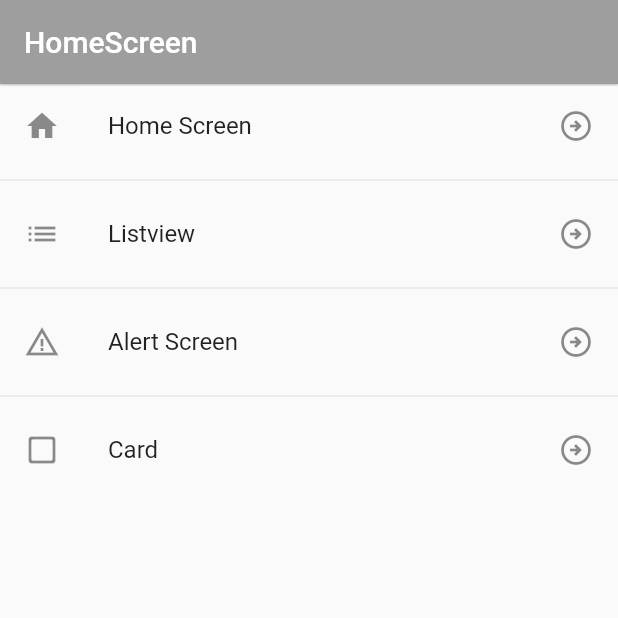
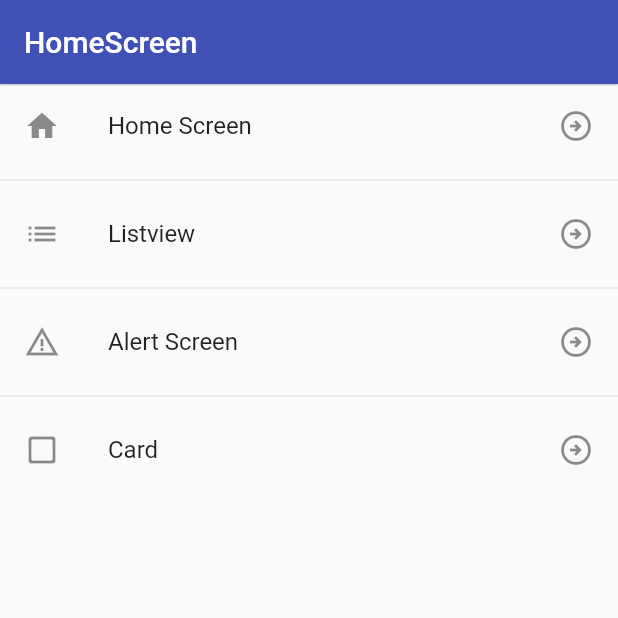
Before and after one commit to Nehemias-Munoz/components-Flutter, a Flutter app: the screen it shows after launch, on a phone screen of 412 x 824 dp, the top half of it. Run offline on Flutter 3.47's test engine with Material 2 defaults, Android fonts, the phone set to English and light mode, and no system bars.

```diff
--- a/lib/src/theme/app_theme.dart
+++ b/lib/src/theme/app_theme.dart
@@ -2,7 +2,7 @@ import 'package:flutter/material.dart';
 
 //Archivo de temas de la app
 class AppTheme {
-  static const Color lightPrimaryColor = Colors.grey;
+  static const Color lightPrimaryColor = Colors.indigo;
   static const Color darkPrimaryColor = Colors.indigo;
   static final ThemeData lightTheme = ThemeData.light().copyWith(
       primaryColor: lightPrimaryColor,
@@ -12,7 +12,18 @@ class AppTheme {
       textButtonTheme: TextButtonThemeData(
         style: TextButton.styleFrom(foregroundColor: Colors.indigo),
       ),
-  );
+      //Floating action button
+      floatingActionButtonTheme: const FloatingActionButtonThemeData(
+        backgroundColor: lightPrimaryColor,
+        elevation: 0.5,
+      ),
+      //Elevate button
+      elevatedButtonTheme: ElevatedButtonThemeData(
+        style: ElevatedButton.styleFrom(
+          backgroundColor: Colors.amber,
+          shape: StadiumBorder(),
+        ),
+      ));
   static final ThemeData darkTheme = ThemeData.dark().copyWith(
     primaryColor: darkPrimaryColor,
   );
```
Also changed, not shown: lib/src/screens/alert_screen.dart (+38 -2 lines). Lines whose indentation alone changed are shown as unchanged.
